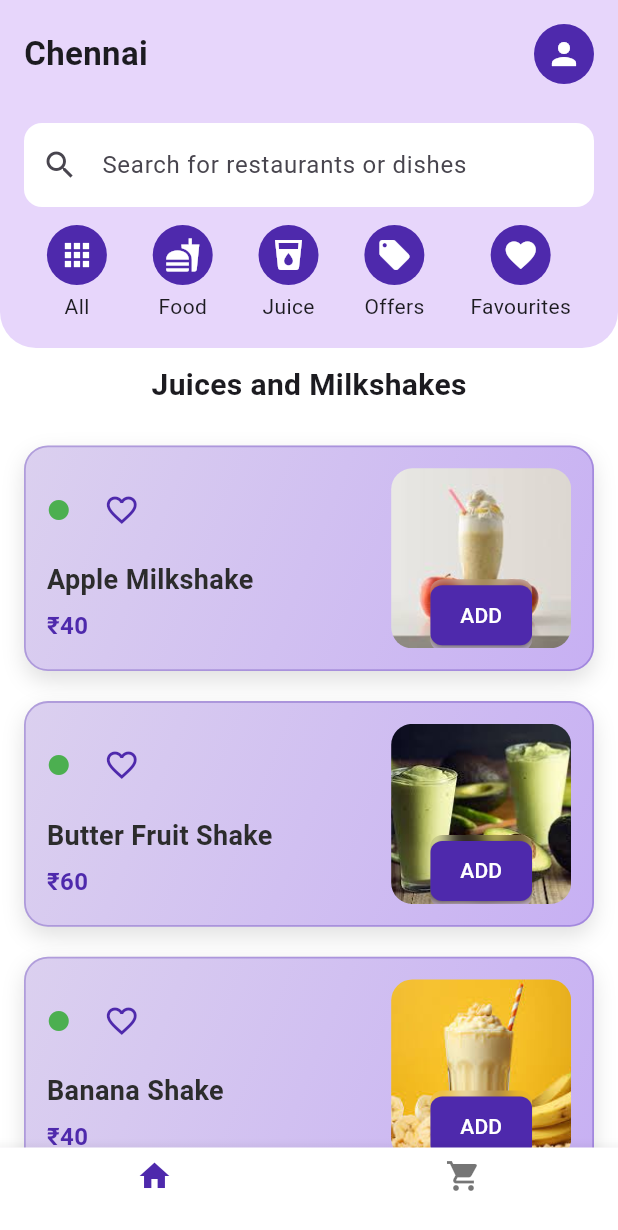
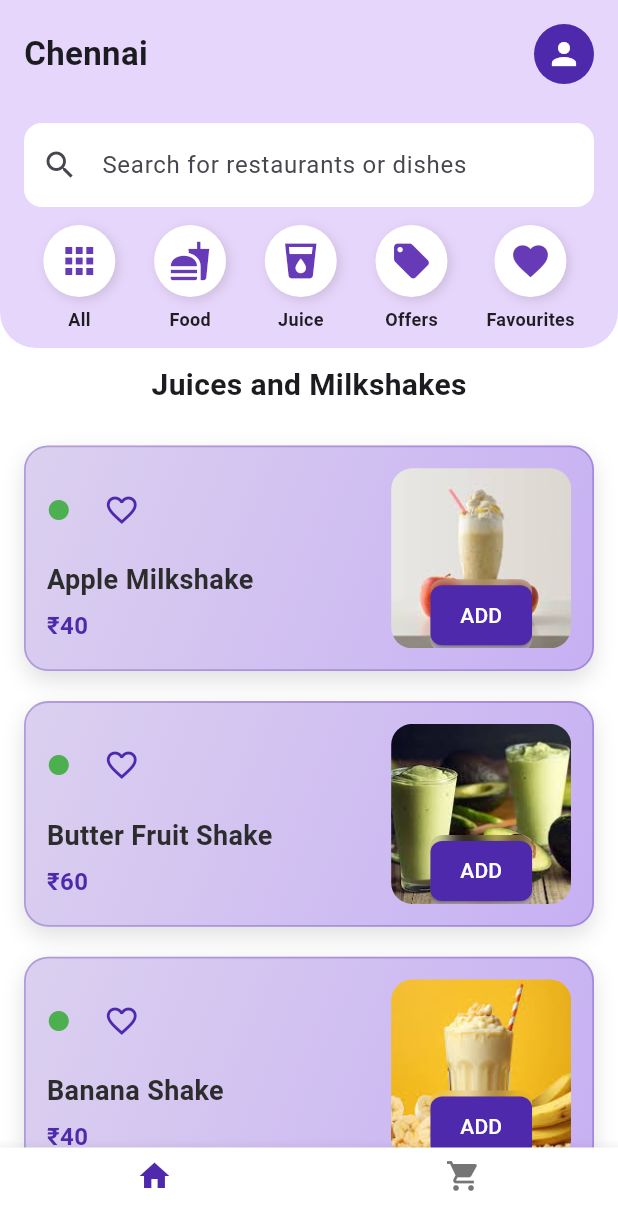
Before and after one commit to VISWA68/Brandopedia-Food-App, a Flutter app: the screen it shows after launch, after a tap on "Food", after a tap on "Juice", on a phone screen of 412 x 824 dp. Shown: the top 1230 px of the screen. Run offline on Flutter 3.47's test engine with Material 3 defaults, Android fonts, the phone set to English and light mode, and no system bars; our stand-ins replace lottie, sqflite; accounts and stored records are empty.

Commit message:
Modified all the necessary changes

```diff
--- a/food_app/lib/screens/home_screen.dart
+++ b/food_app/lib/screens/home_screen.dart
@@ -150,13 +150,17 @@ class _HomeScreenState extends State<HomeScreen> {
     final favProvider = Provider.of<FavouritesProvider>(context, listen: false);
 
     return foodItems.where((item) {
-    final matchesSearch = item.name.toLowerCase().contains(searchQuery.toLowerCase());
+      final matchesSearch =
+          item.name.toLowerCase().contains(searchQuery.toLowerCase());
       if (!matchesSearch) return false;
 
-    if (selectedCategory == 'favourites' && !favProvider.isFavourite(item.id)) return false;
+      if (selectedCategory == 'favourites' && !favProvider.isFavourite(item.id))
+        return false;
       if (selectedCategory == 'food' &&
-        item.foodType != 'food' && item.foodType != 'snacks') return false;
-    if (selectedCategory == 'beverages' && item.foodType != 'beverages') return false;
+          item.foodType != 'food' &&
+          item.foodType != 'snacks') return false;
+      if (selectedCategory == 'beverages' && item.foodType != 'beverages')
+        return false;
       if (selectedCategory == 'offers') return true;
       if (showVegOnly && !item.isVeg) return false;
       if (showNonVegOnly && item.isVeg) return false;
@@ -164,7 +168,6 @@ class _HomeScreenState extends State<HomeScreen> {
       return true;
     }).toList();
   }
-
 
   @override
   Widget build(BuildContext context) {
@@ -213,9 +216,12 @@ class _HomeScreenState extends State<HomeScreen> {
                   onCategorySelected: (category) {
                     setState(() {
                       selectedCategory = category;
+                      if (category == 'beverages' || category == 'offers') {
+                        showVegOnly = false;
+                        showNonVegOnly = false;
+                      }
                     });
-                },
-              ),
+                  }),
             ),
             SliverToBoxAdapter(
               child: selectedCategory == 'All'
@@ -297,7 +303,9 @@ class _HomeScreenState extends State<HomeScreen> {
                                     fontSize: 20, fontWeight: FontWeight.bold)),
                             const SizedBox(height: 6),
                             if (selectedCategory == "All" ||
-                                selectedCategory == "food")
+                                selectedCategory == "food" ||
+                                (selectedCategory == "favourites" &&
+                                    filteredItems.isNotEmpty))
                               Padding(
                                 padding:
                                     const EdgeInsets.symmetric(vertical: 10),
--- a/food_app/lib/screens/main_screen.dart
+++ b/food_app/lib/screens/main_screen.dart
@@ -67,6 +67,8 @@ class _MainScreenState extends State<MainScreen> {
           items: const [
             BottomNavigationBarItem(icon: Icon(Icons.home), label: ''),
             BottomNavigationBarItem(icon: Icon(Icons.shopping_cart), label: ''),
+            // BottomNavigationBarItem(
+            //     icon: Icon(Icons.account_circle_rounded), label: ''),
           ],
         ),
       ),
--- a/food_app/lib/widgets/category_icon.dart
+++ b/food_app/lib/widgets/category_icon.dart
@@ -1,25 +1,77 @@
 import 'package:flutter/material.dart';
 
-class CategoryIcon extends StatelessWidget {
+class CategoryIcon extends StatefulWidget {
   final IconData icon;
   final String label;
-  final VoidCallback? onTap;
+  final VoidCallback onTap;
 
-  const CategoryIcon({super.key, required this.icon, required this.label, this.onTap});
+  const CategoryIcon({
+    Key? key,
+    required this.icon,
+    required this.label,
+    required this.onTap,
+  }) : super(key: key);
+
+  @override
+  State<CategoryIcon> createState() => _CategoryIconState();
+}
+
+class _CategoryIconState extends State<CategoryIcon>
+    with SingleTickerProviderStateMixin {
+  double _scale = 1.0;
+
+  void _onTapDown(TapDownDetails details) {
+    setState(() => _scale = 0.9);
+  }
+
+  void _onTapUp(TapUpDetails details) {
+    setState(() => _scale = 1.0);
+  }
+
+  void _onTapCancel() {
+    setState(() => _scale = 1.0);
+  }
 
   @override
   Widget build(BuildContext context) {
-    return GestureDetector(
-      onTap: onTap,
-      child: Column(
-        children: [
-          CircleAvatar(
-            backgroundColor: const Color(0xFF4e29ac),
-            child: Icon(icon, color: Colors.white),
+    return AnimatedScale(
+      scale: _scale,
+      duration: const Duration(milliseconds: 100),
+      child: Material(
+        color: Colors.transparent,
+        child: InkWell(
+          borderRadius: BorderRadius.circular(50),
+          onTap: widget.onTap,
+          onTapDown: _onTapDown,
+          onTapUp: _onTapUp,
+          onTapCancel: _onTapCancel,
+          splashColor: Colors.deepPurple.withOpacity(0.2),
+          child: Column(
+            children: [
+              Container(
+                decoration: const BoxDecoration(
+                  color: Colors.white,
+                  shape: BoxShape.circle,
+                  boxShadow: [
+                    BoxShadow(
+                      color: Colors.black12,
+                      blurRadius: 6,
+                      offset: Offset(2, 2),
+                    )
+                  ],
+                ),
+                padding: const EdgeInsets.all(10),
+                child: Icon(widget.icon, size: 28, color: Colors.deepPurple),
+              ),
+              const SizedBox(height: 6),
+              Text(widget.label,
+                  style: const TextStyle(
+                      fontSize: 12,
+                      color: Colors.black87,
+                      fontWeight: FontWeight.bold)),
+            ],
           ),
-          const SizedBox(height: 4),
-          Text(label),
-        ],
+        ),
       ),
     );
   }
```
Lines whose indentation alone changed are shown as unchanged.
